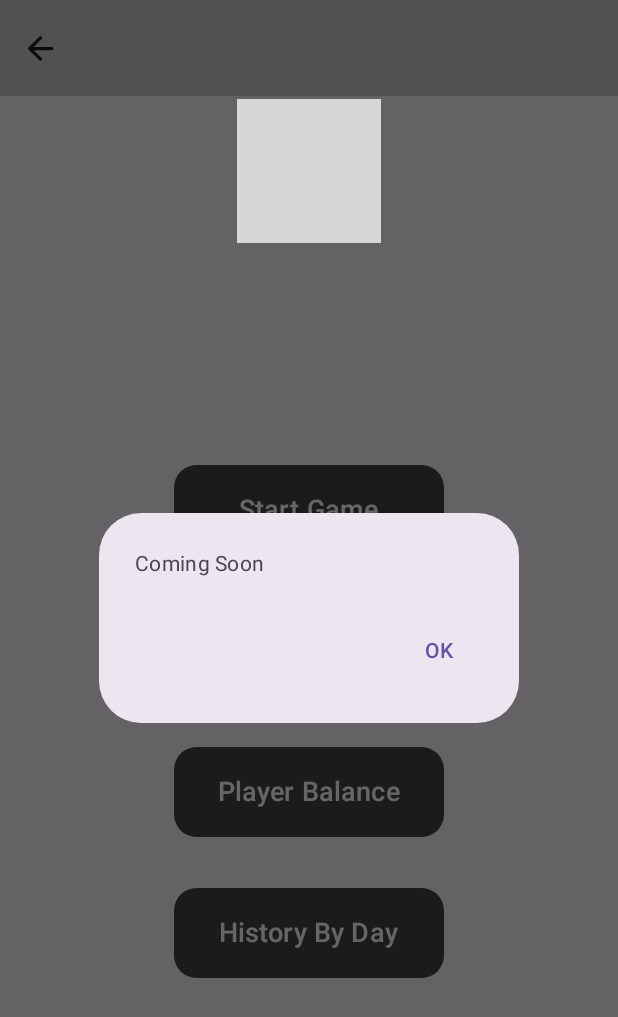
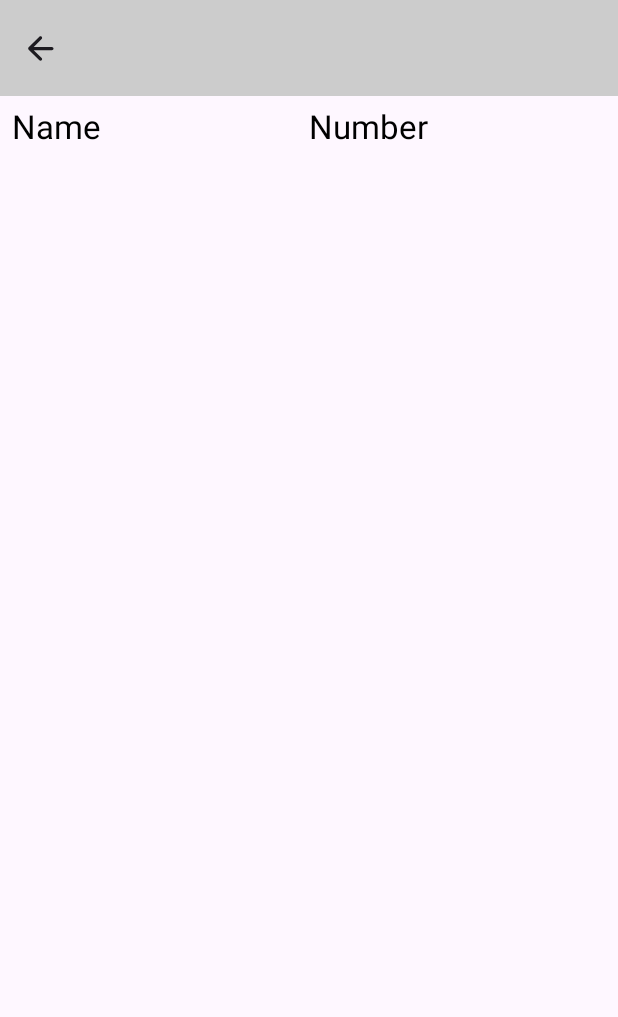
Before and after one commit to roywasker/Poker-App, an Android app built with Jetpack Compose: the screen it shows after launch (MainActivity), after a tap on "Player Balance", on a phone screen of 412 x 824 dp. Shown: the top 1017 px of the screen. Run offline under Robolectric (Android 15) with nearby library versions, the phone set to English and light mode, and no system bars; our stand-ins replace Firebase (no records; nobody signed in at launch, a user with empty details on screens opened directly); grey boxes are pictures that could not be loaded.

Commit message:
add player balance

```diff
--- a/app/src/main/java/com/example/poker/MainActivity.kt
+++ b/app/src/main/java/com/example/poker/MainActivity.kt
@@ -17,6 +17,7 @@ import androidx.navigation.compose.rememberNavController
 import com.example.poker.route.Routes
 import com.example.poker.screen.AddUserScreen
 import com.example.poker.screen.HomeScreen
+import com.example.poker.screen.PlayerBalanceScreen
 import com.example.poker.screen.StartGameScreen
 import com.example.poker.screen.TransferLogScreen
 import com.example.poker.ui.theme.PokerTheme
@@ -42,6 +43,9 @@ class MainActivity : ComponentActivity() {
                 composable(Routes.TransferLog){
                     TransferLogScreen(navController)
                 }
+                composable(Routes.playerBalance){
+                    PlayerBalanceScreen(navController)
+                }
             })
         }
     }
--- /dev/null
+++ b/app/src/main/java/com/example/poker/data/PlayerBalanceViewModel.kt
@@ -0,0 +1,37 @@
+package com.example.poker.data
+
+import androidx.compose.runtime.mutableStateOf
+import androidx.lifecycle.ViewModel
+import com.google.firebase.database.FirebaseDatabase
+
+class PlayerBalanceViewModel : ViewModel(){
+    // Define the status of loading image to false
+    var loading = mutableStateOf(false)
+
+    // Reference to the data base
+    private val databaseRef = FirebaseDatabase.getInstance().getReference("PlayersList")
+
+    // Player list
+    val playerList: MutableList<Pair<String, Int>> = mutableListOf()
+
+    /**
+     *
+     */
+    fun gerPlayerBalance(){
+        loading.value = true // Set loading to true when starting
+        playerList.clear()
+        databaseRef.get().addOnSuccessListener { snapshot ->
+            for (playerSnapshot in snapshot.children) {
+                val playerName = playerSnapshot.child("name").getValue(String::class.java)
+                val playerBalance = playerSnapshot.child("balance").getValue(Int::class.java)
+                if (playerName != null && playerBalance != null) {
+                    playerList.add(Pair(playerName, playerBalance))
+                }
+            }
+            playerList.sortByDescending { it.second }
+            loading.value = false
+        }.addOnFailureListener {
+            loading.value = false
+        }
+    }
+}
--- a/app/src/main/java/com/example/poker/data/StartGameViewModel.kt
+++ b/app/src/main/java/com/example/poker/data/StartGameViewModel.kt
@@ -77,7 +77,7 @@ class StartGameViewModel: ViewModel() {
 
         // If sum money is negative we have extra money
         if (sumMoney<0){
-            massageDialog.value = "You have a extra of ${abs(sumMoney)}sumMoney shekels."
+            massageDialog.value = "You have a extra of ${abs(sumMoney)} shekels."
             return false
 
         // If sum money is positive we have deficit money
--- a/app/src/main/java/com/example/poker/screen/HomeScreen.kt
+++ b/app/src/main/java/com/example/poker/screen/HomeScreen.kt
@@ -121,7 +121,7 @@ fun ButtonComponent(buttonText: String, navController: NavHostController, naviga
             .height(60.dp)
             .width(180.dp),
         onClick = {
-            if (buttonText == "Player Balance" || buttonText == "History By Day"){
+            if (buttonText == "History By Day"){
                 showDialog = true
             }else {
                 navController.navigate(navigateTo)
--- /dev/null
+++ b/app/src/main/java/com/example/poker/screen/PlayerBalanceScreen.kt
@@ -0,0 +1,118 @@
+package com.example.poker.screen
+
+import androidx.activity.ComponentActivity
+import androidx.compose.foundation.layout.Arrangement
+import androidx.compose.foundation.layout.Column
+import androidx.compose.foundation.layout.Row
+import androidx.compose.foundation.layout.Spacer
+import androidx.compose.foundation.layout.fillMaxSize
+import androidx.compose.foundation.layout.fillMaxWidth
+import androidx.compose.foundation.layout.height
+import androidx.compose.foundation.layout.padding
+import androidx.compose.foundation.layout.size
+import androidx.compose.foundation.layout.width
+import androidx.compose.foundation.lazy.LazyColumn
+import androidx.compose.foundation.lazy.items
+import androidx.compose.foundation.rememberScrollState
+import androidx.compose.foundation.text.BasicText
+import androidx.compose.foundation.verticalScroll
+import androidx.compose.material.icons.Icons
+import androidx.compose.material.icons.rounded.ArrowBack
+import androidx.compose.material3.ExperimentalMaterial3Api
+import androidx.compose.material3.Icon
+import androidx.compose.material3.IconButton
+import androidx.compose.material3.Scaffold
+import androidx.compose.material3.Text
+import androidx.compose.material3.TopAppBar
+import androidx.compose.material3.TopAppBarDefaults
+import androidx.compose.runtime.Composable
+import androidx.compose.runtime.LaunchedEffect
+import androidx.compose.runtime.getValue
+import androidx.compose.ui.Alignment
+import androidx.compose.ui.Modifier
+import androidx.compose.ui.graphics.Color
+import androidx.compose.ui.platform.LocalContext
+import androidx.compose.ui.text.TextStyle
+import androidx.compose.ui.unit.dp
+import androidx.compose.ui.unit.sp
+import androidx.lifecycle.viewmodel.compose.viewModel
+import androidx.navigation.NavHostController
+import com.example.poker.data.PlayerBalanceViewModel
+import com.example.poker.route.Routes
+
+@Composable
+fun PlayerBalanceScreen(navController: NavHostController){
+    val viewModel: PlayerBalanceViewModel = viewModel(LocalContext.current as ComponentActivity) // Get ViewModel instance
+    val loading by viewModel.loading
+    if (loading) {
+        LoadingScreen()// Display a loading screen
+    } else {
+        PlayerBalanceComponent(navController,viewModel)
+    }
+    LaunchedEffect(Unit) {
+        if (!loading) {
+            viewModel.gerPlayerBalance()
+        }
+    }
+}
+
+@OptIn(ExperimentalMaterial3Api::class)
+@Composable
+fun PlayerBalanceComponent(navController: NavHostController, viewModel: PlayerBalanceViewModel) {
+    val playerBalanceList: List<Pair<String, Int>> = viewModel.playerList // Assuming playerList is a List<Pair<String, Int>>
+    Scaffold(
+        topBar = {
+            TopAppBar(
+                colors = TopAppBarDefaults.topAppBarColors(containerColor = Color.LightGray),
+                title = {
+                    Text(text = "", color = Color.White)
+                },
+                // Set back arrow to go to the home screen
+                navigationIcon = {
+                    IconButton(onClick = { navController.navigate(Routes.homeScreen) }) {
+                        Icon(
+                            imageVector = Icons.Rounded.ArrowBack,
+                            contentDescription = "Back",
+                            modifier = Modifier
+                                .padding(start = 6.dp, end = 8.dp)
+                                .size(40.dp)
+                        )
+                    }
+                })
+        }
+    ) { paddingValues ->
+        Column(
+            modifier = Modifier
+                .fillMaxSize()
+                .padding(paddingValues),
+            horizontalAlignment = Alignment.CenterHorizontally,
+            verticalArrangement = Arrangement.Top
+        ) {
+            // Table Header
+            Row(modifier = Modifier.fillMaxWidth().padding(8.dp)) {
+                BasicText(
+                    text = "Name",
+                    modifier = Modifier.weight(1f),
+                    style = TextStyle(fontSize = 22.sp) // Set font size using TextStyle
+                )
+                BasicText(
+                    text = "Number",
+                    modifier = Modifier.weight(1f),
+                    style = TextStyle(fontSize = 22.sp) // Set font size using TextStyle
+                )
+            }
+            Spacer(modifier = Modifier.height(8.dp)) // Spacing after header
+
+            // Player Balance List
+            LazyColumn(modifier = Modifier.fillMaxSize()) {
+                items(playerBalanceList) { (name, number) ->
+                    Row(modifier = Modifier.fillMaxWidth().padding(horizontal = 8.dp)) {
+                        BasicText(text = name, modifier = Modifier.weight(1f), style = TextStyle(fontSize = 18.sp))
+                        BasicText(text = number.toString(), modifier = Modifier.weight(1f), style = TextStyle(fontSize = 18.sp))
+                    }
+                    Spacer(modifier = Modifier.height(6.dp)) // Add some spacing between rows
+                }
+            }
+        }
+    }
+}
--- a/app/src/main/java/com/example/poker/screen/TransferLogScreen.kt
+++ b/app/src/main/java/com/example/poker/screen/TransferLogScreen.kt
@@ -82,7 +82,7 @@ fun TransferLogComponent(navController: NavHostController, transferLogViewModel:
 
             // Display each transfer log
             transferLog.value.forEach { log ->
-                Text(text = log, fontSize = 16.sp, modifier = Modifier.padding(8.dp))
+                Text(text = log, fontSize = 24.sp, modifier = Modifier.padding(16.dp))
             }
         }
     }
```
